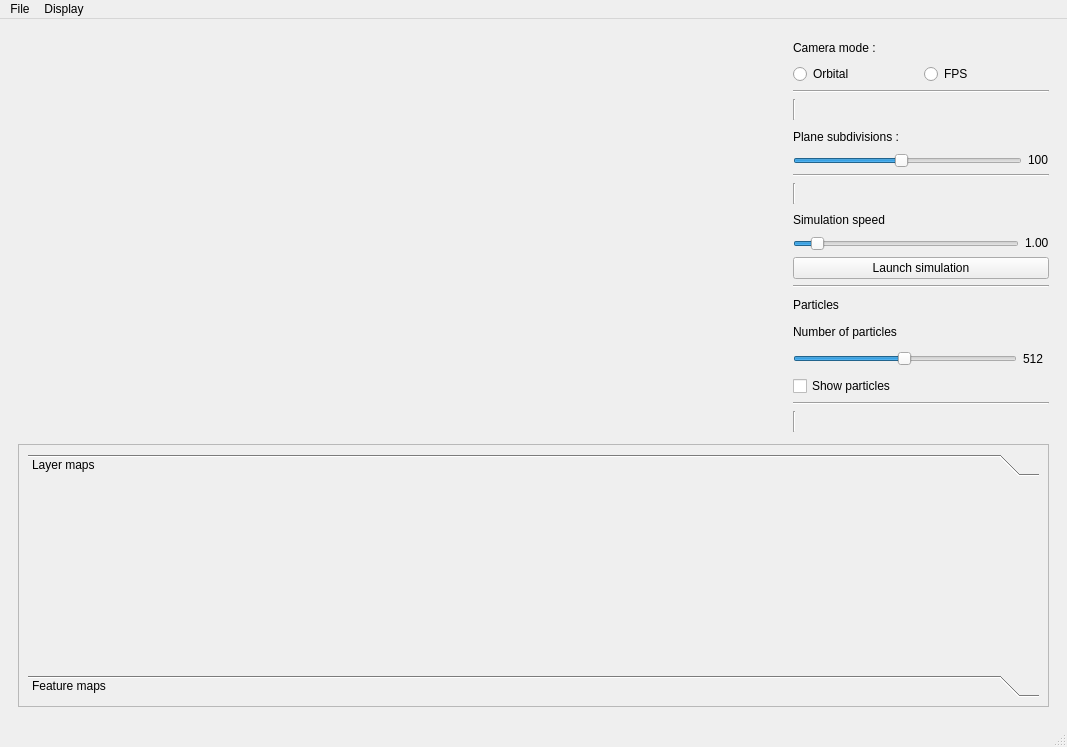
The window that ui/ui/mainwindow.ui (binaryHips/Projet3D) describes before a commit, drawn with Qt 5.
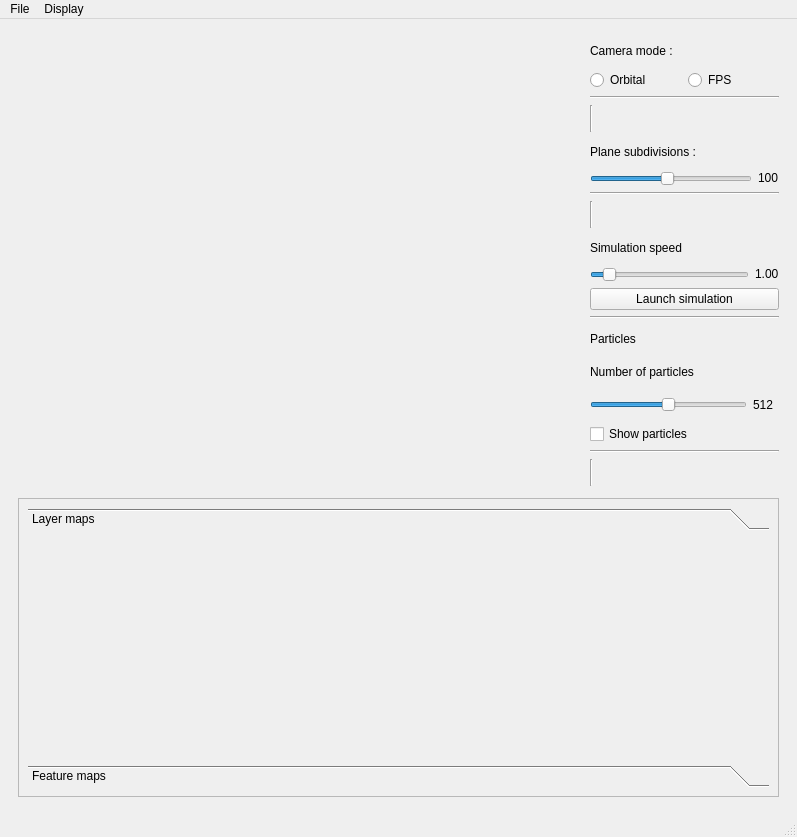
The same window after the commit. Custom widgets are drawn as their Qt base class.

Patch:
```diff
--- a/ui/ui/mainwindow.ui
+++ b/ui/ui/mainwindow.ui
@@ -6,8 +6,8 @@
    <rect>
     <x>0</x>
     <y>0</y>
-    <width>1067</width>
-    <height>747</height>
+    <width>797</width>
+    <height>837</height>
    </rect>
   </property>
   <property name="windowTitle">
@@ -298,8 +298,8 @@
             <rect>
              <x>0</x>
              <y>0</y>
-             <width>1029</width>
-             <height>259</height>
+             <width>759</width>
+             <height>295</height>
             </rect>
            </property>
            <layout class="QVBoxLayout" name="verticalLayout_3">
@@ -313,8 +313,8 @@
                 <rect>
                  <x>0</x>
                  <y>0</y>
-                 <width>1011</width>
-                 <height>177</height>
+                 <width>741</width>
+                 <height>213</height>
                 </rect>
                </property>
                <attribute name="label">
@@ -641,7 +641,7 @@
     <rect>
      <x>0</x>
      <y>0</y>
-     <width>1067</width>
+     <width>797</width>
      <height>23</height>
     </rect>
    </property>
```
Left out of the diff: 4 changed lines with no effect on the pictures.
